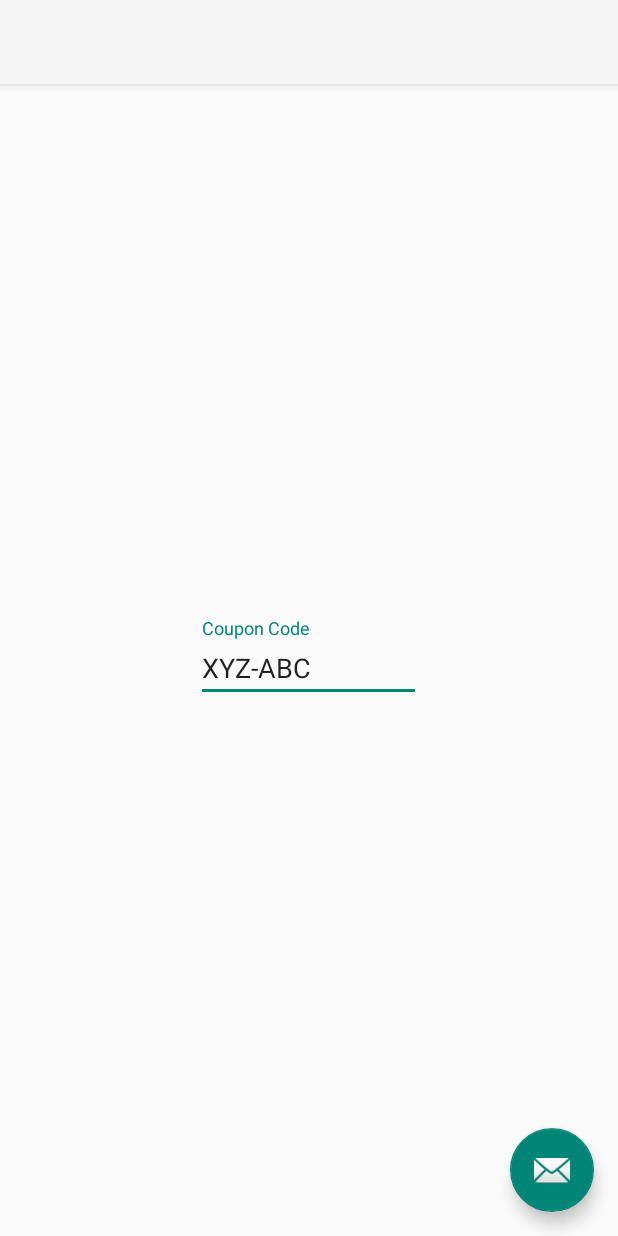
After one commit to jam0cam/AndroidExample, an Android app: the layout activity_uber.xml on its own in the app's theme, with its tools: preview values and no code run, on a phone screen of 412 x 824 dp. The commit adds this screen. Run offline under Robolectric (Android 15) with nearby library versions, the phone set to English and light mode, and no system bars.

Commit message:
lauching uber example

```diff
--- /dev/null
+++ b/app/src/main/res/layout/activity_uber.xml
@@ -0,0 +1,25 @@
+<?xml version="1.0" encoding="utf-8"?>
+<android.support.design.widget.CoordinatorLayout
+    xmlns:android="http://schemas.android.com/apk/res/android"
+    xmlns:app="http://schemas.android.com/apk/res-auto"
+    xmlns:tools="http://schemas.android.com/tools" android:layout_width="match_parent"
+    android:layout_height="match_parent" android:fitsSystemWindows="true"
+    tools:context="com.jitse.example.activities.UberActivity">
+
+    <android.support.design.widget.AppBarLayout android:layout_height="wrap_content"
+        android:layout_width="match_parent" android:theme="@style/MyTheme.AppBarOverlay">
+
+        <android.support.v7.widget.Toolbar android:id="@+id/toolbar"
+            android:layout_width="match_parent" android:layout_height="?attr/actionBarSize"
+            android:background="?attr/colorPrimary" app:popupTheme="@style/MyTheme.PopupOverlay" />
+
+    </android.support.design.widget.AppBarLayout>
+
+    <include layout="@layout/content_uber" />
+
+    <android.support.design.widget.FloatingActionButton android:id="@+id/fab"
+        android:layout_width="wrap_content" android:layout_height="wrap_content"
+        android:layout_gravity="bottom|end" android:layout_margin="@dimen/fab_margin"
+        android:src="@android:drawable/ic_dialog_email" />
+
+</android.support.design.widget.CoordinatorLayout>
--- /dev/null
+++ b/app/src/main/res/layout/content_uber.xml
@@ -0,0 +1,25 @@
+<?xml version="1.0" encoding="utf-8"?>
+<RelativeLayout xmlns:android="http://schemas.android.com/apk/res/android"
+    xmlns:tools="http://schemas.android.com/tools"
+    xmlns:app="http://schemas.android.com/apk/res-auto" android:layout_width="match_parent"
+    android:layout_height="match_parent" android:paddingLeft="@dimen/activity_horizontal_margin"
+    android:paddingRight="@dimen/activity_horizontal_margin"
+    android:paddingTop="@dimen/activity_vertical_margin"
+    android:paddingBottom="@dimen/activity_vertical_margin"
+    app:layout_behavior="@string/appbar_scrolling_view_behavior"
+    tools:showIn="@layout/activity_uber" tools:context="com.jitse.example.activities.UberActivity">
+
+    <android.support.design.widget.TextInputLayout
+        android:layout_width="wrap_content"
+        android:layout_height="wrap_content"
+        android:layout_centerInParent="true"
+        >
+        <EditText
+            android:id="@+id/et_coupon"
+            android:layout_width="150dp"
+            android:layout_height="wrap_content"
+            android:hint="Coupon Code"
+            android:text="XYZ-ABC"
+            />
+    </android.support.design.widget.TextInputLayout>
+</RelativeLayout>
--- a/app/src/main/res/values/strings.xml
+++ b/app/src/main/res/values/strings.xml
@@ -115,4 +115,5 @@
     <string name="fingerprint_description">Confirm fingerprint to continue</string>
     <string name="sign_in">Sign in</string>
     <string name="cancel">Cancel</string>
+    <string name="title_activity_uber">UberActivity</string>
 </resources>
```
Also changed, not shown: app/src/main/AndroidManifest.xml (+5 -2 lines), app/src/main/java/com/jitse/example/activities/UberActivity.java (added, +51 -0 lines).
